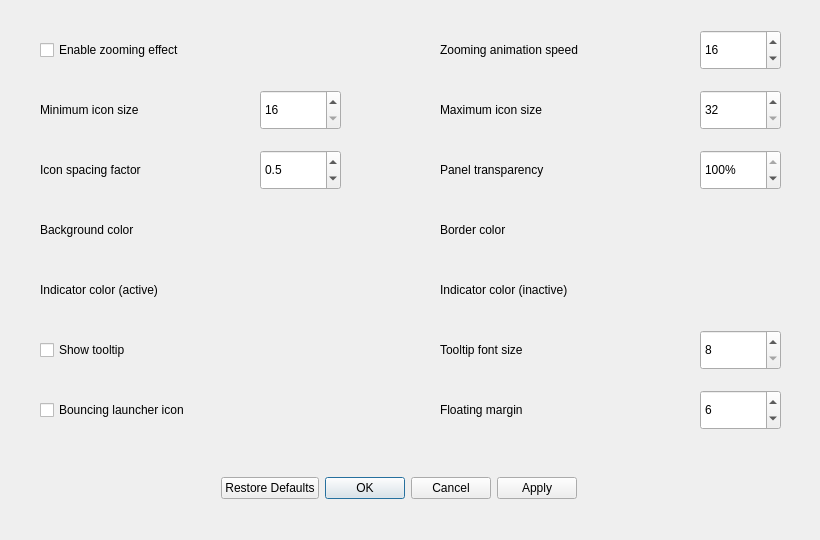
Above: src/view/appearance_settings_dialog.ui from dangvd/crystal-dock before the change. Below: the same form after it.
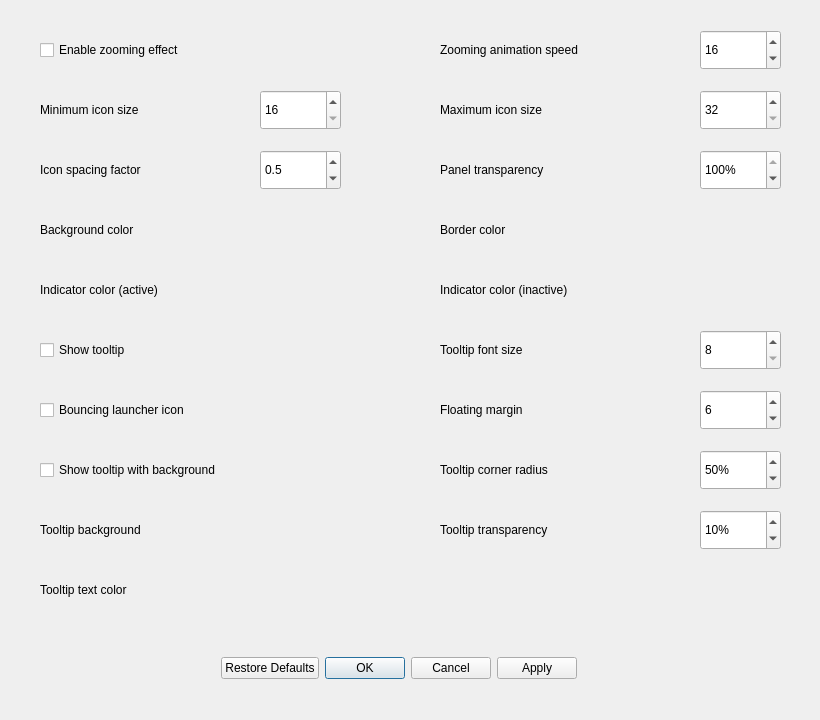
That is the form after the change.

Commit message:
Adds appearance settings for a tooltip with background #252
Adds the options "Show tooltip with background", "Tooltip corner radius",
"Tooltip background", "Tooltip transparency" and "Tooltip text color" to
the Appearance settings dialog. The background is disabled by default, so the
current outlined tooltip remains the default style.

```diff
--- a/src/view/appearance_settings_dialog.ui
+++ b/src/view/appearance_settings_dialog.ui
@@ -7,7 +7,7 @@
     <x>0</x>
     <y>0</y>
     <width>820</width>
-    <height>540</height>
+    <height>720</height>
    </rect>
   </property>
   <property name="windowTitle">
@@ -17,7 +17,7 @@
    <property name="geometry">
     <rect>
      <x>34</x>
-     <y>470</y>
+     <y>650</y>
      <width>730</width>
      <height>36</height>
     </rect>
@@ -314,6 +314,115 @@
     <string>Show tooltip</string>
    </property>
   </widget>
+  <widget class="QCheckBox" name="tooltipBackground">
+   <property name="geometry">
+    <rect>
+     <x>40</x>
+     <y>450</y>
+     <width>360</width>
+     <height>40</height>
+    </rect>
+   </property>
+   <property name="text">
+    <string>Show tooltip with background</string>
+   </property>
+  </widget>
+  <widget class="QLabel" name="tooltipCornerRadiusLabel">
+   <property name="geometry">
+    <rect>
+     <x>440</x>
+     <y>450</y>
+     <width>220</width>
+     <height>40</height>
+    </rect>
+   </property>
+   <property name="text">
+    <string>Tooltip corner radius</string>
+   </property>
+  </widget>
+  <widget class="QSpinBox" name="tooltipCornerRadius">
+   <property name="geometry">
+    <rect>
+     <x>700</x>
+     <y>450</y>
+     <width>81</width>
+     <height>40</height>
+    </rect>
+   </property>
+   <property name="suffix">
+    <string>%</string>
+   </property>
+   <property name="maximum">
+    <number>100</number>
+   </property>
+   <property name="singleStep">
+    <number>10</number>
+   </property>
+   <property name="value">
+    <number>50</number>
+   </property>
+  </widget>
+  <widget class="QLabel" name="tooltipBackgroundColorLabel">
+   <property name="geometry">
+    <rect>
+     <x>40</x>
+     <y>510</y>
+     <width>220</width>
+     <height>40</height>
+    </rect>
+   </property>
+   <property name="text">
+    <string>Tooltip background</string>
+   </property>
+  </widget>
+  <widget class="QLabel" name="tooltipTransparencyLabel">
+   <property name="geometry">
+    <rect>
+     <x>440</x>
+     <y>510</y>
+     <width>220</width>
+     <height>40</height>
+    </rect>
+   </property>
+   <property name="text">
+    <string>Tooltip transparency</string>
+   </property>
+  </widget>
+  <widget class="QSpinBox" name="tooltipTransparency">
+   <property name="geometry">
+    <rect>
+     <x>700</x>
+     <y>510</y>
+     <width>81</width>
+     <height>40</height>
+    </rect>
+   </property>
+   <property name="suffix">
+    <string>%</string>
+   </property>
+   <property name="maximum">
+    <number>100</number>
+   </property>
+   <property name="singleStep">
+    <number>5</number>
+   </property>
+   <property name="value">
+    <number>10</number>
+   </property>
+  </widget>
+  <widget class="QLabel" name="tooltipTextColorLabel">
+   <property name="geometry">
+    <rect>
+     <x>40</x>
+     <y>570</y>
+     <width>220</width>
+     <height>40</height>
+    </rect>
+   </property>
+   <property name="text">
+    <string>Tooltip text color</string>
+   </property>
+  </widget>
   <widget class="QLabel" name="zoomingSpeedLabel">
    <property name="geometry">
     <rect>
```
The commit also changes 3 other files.
